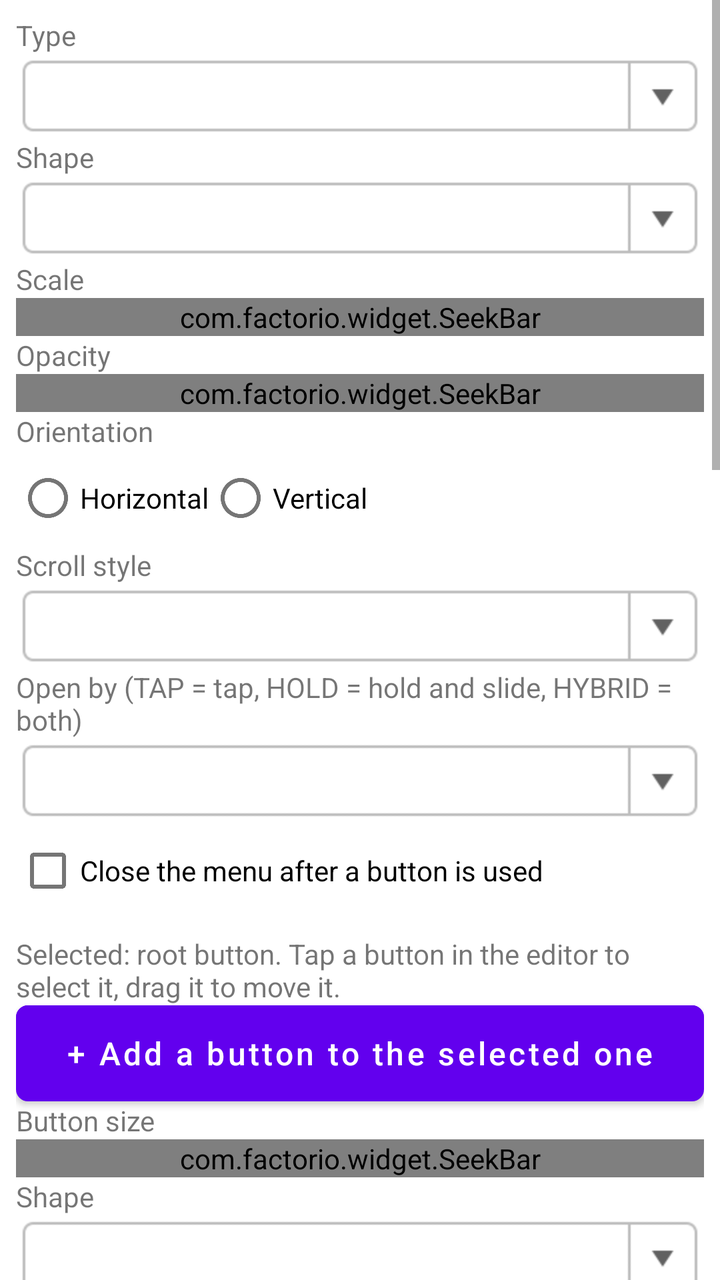
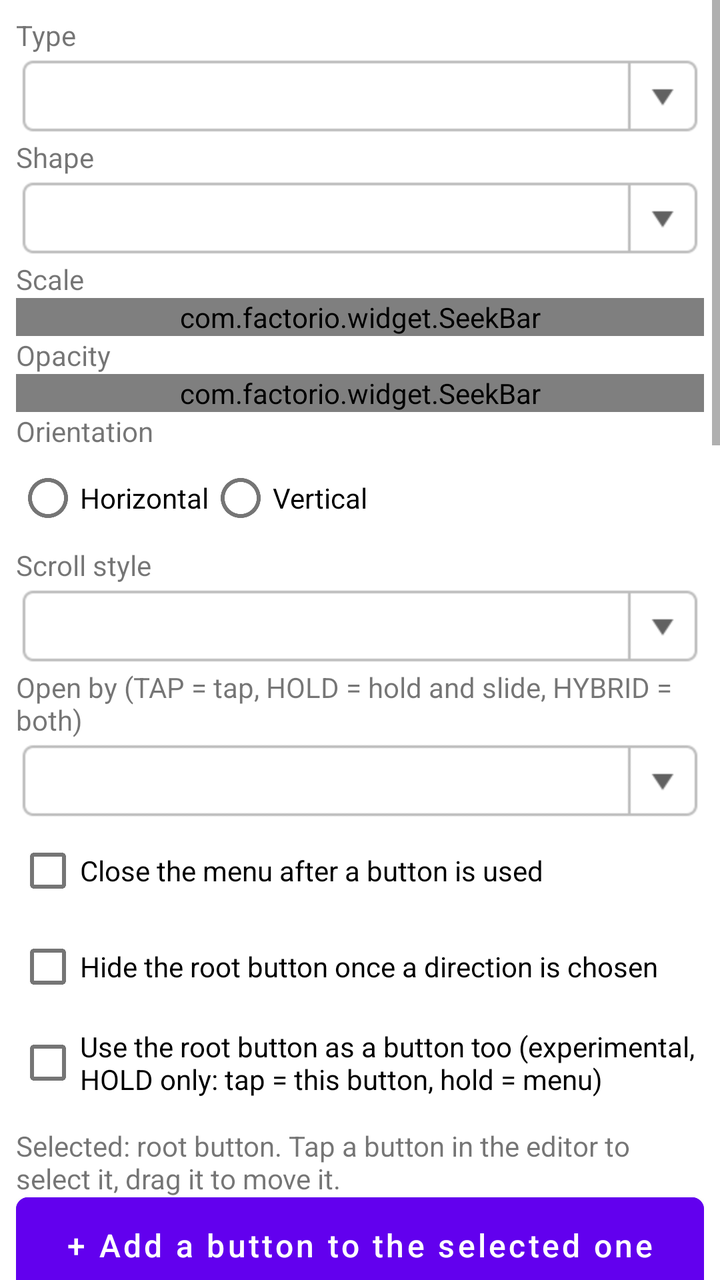

Compare the two renders of this Android layout. The source of the first and the diff that turns it into the second are given below.
<!-- AndroidManifest.xml: fallback theme Theme.MaterialComponents.DayNight.NoActionBar -->
<!-- res/layout/control_element_settings.xml -->
<?xml version="1.0" encoding="utf-8"?>
<ScrollView xmlns:android="http://schemas.android.com/apk/res/android"
    android:layout_width="match_parent"
    android:layout_height="match_parent"
    xmlns:app="http://schemas.android.com/apk/res-auto">

    <LinearLayout
        android:orientation="vertical"
        android:layout_width="match_parent"
        android:layout_height="wrap_content"
        android:padding="8dp">

        <TextView
            android:layout_width="wrap_content"
            android:layout_height="wrap_content"
            android:text="@string/type" />

        <Spinner
            style="@style/ComboBox"
            android:id="@+id/SType"
            android:layout_width="match_parent" />

        <LinearLayout
            android:id="@+id/LLShape"
            android:layout_width="match_parent"
            android:layout_height="wrap_content"
            android:orientation="vertical">

            <TextView
                android:layout_width="wrap_content"
                android:layout_height="wrap_content"
                android:text="@string/shape" />

            <Spinner
                style="@style/ComboBox"
                android:id="@+id/SShape"
                android:layout_width="match_parent" />
        </LinearLayout>

        <TextView
            android:layout_width="wrap_content"
            android:layout_height="wrap_content"
            android:text="@string/scale"/>

        <com.factorio.widget.SeekBar
            android:id="@+id/SBScale"
            android:layout_width="match_parent"
            android:layout_height="wrap_content"
            app:suffix="%"
            app:step="5"
            app:minValue="50"
            app:maxValue="300" />

        <TextView
            android:layout_width="wrap_content"
            android:layout_height="wrap_content"
            android:text="@string/opacity" />

        <com.factorio.widget.SeekBar
            android:id="@+id/SBOpacity"
            android:layout_width="match_parent"
            android:layout_height="wrap_content"
            app:suffix="%"
            app:step="5"
            app:minValue="0"
            app:maxValue="100" />

        <LinearLayout
            android:id="@+id/LLOrientation"
            android:layout_width="match_parent"
            android:layout_height="wrap_content"
            android:orientation="vertical">

            <TextView
                android:layout_width="wrap_content"
                android:layout_height="wrap_content"
                android:text="@string/orientation" />

            <RadioGroup
                android:id="@+id/RGOrientation"
                android:layout_width="match_parent"
                android:layout_height="wrap_content"
                android:orientation="horizontal">

                <RadioButton
                    android:id="@+id/RBHorizontal"
                    android:layout_width="wrap_content"
                    android:layout_height="wrap_content"
                    android:text="@string/horizontal" />

                <RadioButton
                    android:id="@+id/RBVertical"
                    android:layout_width="wrap_content"
                    android:layout_height="wrap_content"
                    android:text="@string/vertical" />
            </RadioGroup>
        </LinearLayout>

        <LinearLayout
            android:id="@+id/LLScrollOptions"
            android:layout_width="match_parent"
            android:layout_height="wrap_content"
            android:orientation="vertical">

            <TextView
                android:layout_width="wrap_content"
                android:layout_height="wrap_content"
                android:text="@string/scroll_style" />

            <Spinner
                style="@style/ComboBox"
                android:id="@+id/SScrollStyle"
                android:layout_width="match_parent" />
        </LinearLayout>

        <LinearLayout
            android:id="@+id/LLCustomOptions"
            android:layout_width="match_parent"
            android:layout_height="wrap_content"
            android:orientation="vertical">

            <TextView
                android:layout_width="wrap_content"
                android:layout_height="wrap_content"
                android:text="@string/custom_trigger" />

            <Spinner
                style="@style/ComboBox"
                android:id="@+id/SCustomTrigger"
                android:layout_width="match_parent" />

            <CheckBox
                android:id="@+id/CBCustomAutoClose"
                android:layout_width="wrap_content"
                android:layout_height="wrap_content"
                android:text="@string/custom_auto_close" />

            <TextView
                android:id="@+id/TVCustomSelected"
                android:layout_width="match_parent"
                android:layout_height="wrap_content"
                android:paddingTop="8dp"
                android:text="@string/custom_selected_root" />

            <Button
                style="@style/ButtonNeutral"
                android:id="@+id/BTCustomAdd"
                android:layout_width="match_parent"
                android:layout_height="wrap_content"
                android:text="@string/custom_add_button" />

            <LinearLayout
                android:id="@+id/LLCustomNode"
                android:layout_width="match_parent"
                android:layout_height="wrap_content"
                android:orientation="vertical">

                <LinearLayout
                    android:id="@+id/LLCustomNodeBinding"
                    android:layout_width="match_parent"
                    android:layout_height="wrap_content"
                    android:orientation="vertical" />

                <TextView
                    android:layout_width="wrap_content"
                    android:layout_height="wrap_content"
                    android:text="@string/custom_node_size" />

                <com.factorio.widget.SeekBar
                    android:id="@+id/SBNodeSize"
                    android:layout_width="match_parent"
                    android:layout_height="wrap_content"
                    app:suffix="%"
                    app:step="10"
                    app:minValue="40"
                    app:maxValue="320" />

                <TextView
                    android:layout_width="wrap_content"
                    android:layout_height="wrap_content"
                    android:text="@string/shape" />

                <Spinner
                    style="@style/ComboBox"
                    android:id="@+id/SNodeShape"
                    android:layout_width="match_parent" />

                <TextView
                    android:layout_width="wrap_content"
                    android:layout_height="wrap_content"
                    android:text="@string/custom_node_text" />

                <EditText
                    style="@style/EditText"
                    android:id="@+id/ETNodeText"
                    android:maxLength="8"
                    android:layout_width="match_parent"
                    android:hint="@string/none"
                    android:inputType="textCapCharacters" />

                <CheckBox
                    android:id="@+id/CBNodeHidePath"
                    android:layout_width="wrap_content"
                    android:layout_height="wrap_content"
                    android:text="@string/custom_hide_on_path" />

                <Button
                    style="@style/ButtonNeutral"
                    android:id="@+id/BTCustomRemove"
                    android:layout_width="match_parent"
                    android:layout_height="wrap_content"
                    android:text="@string/custom_remove_button" />
            </LinearLayout>
        </LinearLayout>

        <LinearLayout
            android:id="@+id/LLDrawerOptions"
            android:layout_width="match_parent"
            android:layout_height="wrap_content"
            android:orientation="vertical">

            <TextView
                android:layout_width="wrap_content"
                android:layout_height="wrap_content"
                android:text="@string/drawer_side" />

            <Spinner
                style="@style/ComboBox"
                android:id="@+id/SDrawerSide"
                android:layout_width="match_parent" />

            <TextView
                android:layout_width="wrap_content"
                android:layout_height="wrap_content"
                android:text="@string/drawer_layout" />

            <Spinner
                style="@style/ComboBox"
                android:id="@+id/SDrawerLayout"
                android:layout_width="match_parent" />

            <TextView
                android:layout_width="wrap_content"
                android:layout_height="wrap_content"
                android:text="@string/bindings" />

            <com.factorio.widget.NumberPicker
                android:id="@+id/NPDrawerCount"
                android:layout_width="match_parent"
                android:layout_height="wrap_content"
                app:minValue="1"
                app:maxValue="40" />

            <LinearLayout
                android:id="@+id/LLDrawerGrid"
                android:layout_width="match_parent"
                android:layout_height="wrap_content"
                android:orientation="vertical">

                <TextView
                    android:layout_width="wrap_content"
                    android:layout_height="wrap_content"
                    android:text="@string/columns" />

                <com.factorio.widget.NumberPicker
                    android:id="@+id/NPDrawerColumns"
                    android:layout_width="match_parent"
                    android:layout_height="wrap_content"
                    app:minValue="1"
                    app:maxValue="40" />

                <TextView
                    android:layout_width="wrap_content"
                    android:layout_height="wrap_content"
                    android:text="@string/rows" />

                <com.factorio.widget.NumberPicker
                    android:id="@+id/NPDrawerRows"
                    android:layout_width="match_parent"
                    android:layout_height="wrap_content"
                    app:minValue="1"
                    app:maxValue="40" />
            </LinearLayout>

            <CheckBox
                android:id="@+id/CBDrawerAutoClose"
                android:layout_width="wrap_content"
                android:layout_height="wrap_content"
                android:text="@string/drawer_auto_close" />
        </LinearLayout>

        <LinearLayout
            android:id="@+id/LLRangeOptions"
            android:layout_width="match_parent"
            android:layout_height="wrap_content"
            android:orientation="vertical">

            <TextView
                android:layout_width="wrap_content"
                android:layout_height="wrap_content"
                android:text="@string/range" />

            <Spinner
                style="@style/ComboBox"
                android:id="@+id/SRange"
                android:layout_width="match_parent" />

            <TextView
                android:layout_width="wrap_content"
                android:layout_height="wrap_content"
                android:text="@string/columns" />

            <com.factorio.widget.NumberPicker
                android:id="@+id/NPColumns"
                android:layout_width="match_parent"
                android:layout_height="wrap_content"
                app:minValue="3"
                app:maxValue="8" />
        </LinearLayout>

        <LinearLayout
            android:id="@+id/LLRadialMenuOptions"
            android:layout_width="match_parent"
            android:layout_height="wrap_content"
            android:orientation="vertical">

            <TextView
                android:layout_width="wrap_content"
                android:layout_height="wrap_content"
                android:text="@string/radial_parts" />

            <Spinner
                style="@style/ComboBox"
                android:id="@+id/SRadialParts"
                android:layout_width="match_parent" />

            <LinearLayout
                android:id="@+id/LLRadialSingleCount"
                android:layout_width="match_parent"
                android:layout_height="wrap_content"
                android:orientation="vertical">

                <TextView
                    android:layout_width="wrap_content"
                    android:layout_height="wrap_content"
                    android:text="@string/bindings" />

                <com.factorio.widget.NumberPicker
                    android:id="@+id/NPBindings"
                    android:layout_width="match_parent"
                    android:layout_height="wrap_content"
                    app:minValue="1"
                    app:maxValue="8" />
            </LinearLayout>

            <LinearLayout
                android:id="@+id/LLRadialPartsBox"
                android:layout_width="match_parent"
                android:layout_height="wrap_content"
                android:orientation="vertical">

                <TextView
                    android:layout_width="wrap_content"
                    android:layout_height="wrap_content"
                    android:text="@string/radial_parts_hint" />

                <LinearLayout
                    android:id="@+id/LLRadialParts"
                    android:layout_width="match_parent"
                    android:layout_height="wrap_content"
                    android:orientation="vertical" />
            </LinearLayout>

            <TextView
                android:layout_width="wrap_content"
                android:layout_height="wrap_content"
                android:text="@string/radial_rotation" />

            <com.factorio.widget.SeekBar
                android:id="@+id/SBRadialRotation"
                android:layout_width="match_parent"
                android:layout_height="wrap_content"
                app:suffix="°"
                app:step="5"
                app:minValue="0"
                app:maxValue="355" />

            <TextView
                android:layout_width="wrap_content"
                android:layout_height="wrap_content"
                android:text="@string/radial_distance" />

            <com.factorio.widget.SeekBar
                android:id="@+id/SBRadialDistance"
                android:layout_width="match_parent"
                android:layout_height="wrap_content"
                app:suffix="%"
                app:step="5"
                app:minValue="50"
                app:maxValue="250" />

            <TextView
                android:layout_width="wrap_content"
                android:layout_height="wrap_content"
                android:text="@string/radial_style" />

            <Spinner
                style="@style/ComboBox"
                android:id="@+id/SRadialStyle"
                android:layout_width="match_parent" />

            <TextView
                android:layout_width="wrap_content"
                android:layout_height="wrap_content"
                android:text="@string/radial_trigger" />

            <Spinner
                style="@style/ComboBox"
                android:id="@+id/SRadialTrigger"
                android:layout_width="match_parent" />
        </LinearLayout>

        <LinearLayout
            android:id="@+id/LLBindings"
            android:layout_width="match_parent"
            android:layout_height="wrap_content"
            android:orientation="vertical" />

        <CheckBox
            android:id="@+id/CBToggleSwitch"
            android:layout_width="wrap_content"
            android:layout_height="wrap_content"
            android:text="@string/toggle_switch" />

        <CheckBox
            android:id="@+id/CBMouseMoveMode"
            android:layout_width="wrap_content"
            android:layout_height="wrap_content"
            android:text="@string/move_mouse_when_pressed" />

        <LinearLayout
            android:id="@+id/LLCustomTextIcon"
            android:layout_width="match_parent"
            android:layout_height="wrap_content"
            android:orientation="vertical">

            <TextView
                android:layout_width="wrap_content"
                android:layout_height="wrap_content"
                android:text="@string/custom_text" />

            <EditText
                style="@style/EditText"
                android:id="@+id/ETCustomText"
                android:maxLength="8"
                android:layout_width="match_parent"
                android:hint="@string/none"
                android:inputType="textCapCharacters" />

            <TextView
                android:layout_width="wrap_content"
                android:layout_height="wrap_content"
                android:text="@string/icon" />

            <HorizontalScrollView
                android:layout_width="match_parent"
                android:layout_height="wrap_content"
                android:layout_marginTop="4dp">

                <LinearLayout
                    android:id="@+id/LLIconList"
                    android:layout_width="wrap_content"
                    android:layout_height="wrap_content"
                    android:orientation="horizontal" />
            </HorizontalScrollView>
        </LinearLayout>
    </LinearLayout>
</ScrollView>
<!-- resources referenced by this layout -->
<resources>
  <string name="bindings">Bindings</string>
  <string name="columns">Columns</string>
  <string name="custom_add_button">+ Add a button to the selected one</string>
  <string name="custom_auto_close">Close the menu after a button is used</string>
  <string name="custom_hide_on_path">Hide this button once its sub-button is chosen</string>
  <string name="custom_node_size">Button size</string>
  <string name="custom_node_text">Button text (empty = binding name)</string>
  <string name="custom_remove_button">Delete this button (with its sub-buttons)</string>
  <string name="custom_selected_root">Selected: root button. Tap a button in the editor to select it, drag it to move it.</string>
  <string name="custom_text">Custom Text</string>
  <string name="custom_trigger">Open by (TAP = tap, HOLD = hold and slide, HYBRID = both)</string>
  <string name="drawer_auto_close">Close after a button is pressed</string>
  <string name="drawer_layout">Buttons layout</string>
  <string name="drawer_side">Screen edge</string>
  <string name="horizontal">Horizontal</string>
  <string name="icon">Icon</string>
  <string name="move_mouse_when_pressed">Move Mouse when pressed</string>
  <string name="none">None</string>
  <string name="opacity">Opacity</string>
  <string name="orientation">Orientation</string>
  <string name="radial_distance">Distance of buttons from the center</string>
  <string name="radial_parts">Circle division (1/N)</string>
  <string name="radial_parts_hint">Tick the parts to use and set the number of buttons in each. Parts go clockwise from the top (1/2 = top, bottom).</string>
  <string name="radial_rotation">Rotation</string>
  <string name="radial_style">Radial style</string>
  <string name="radial_trigger">Open by (TAP = tap, HOLD = hold and slide, HYBRID = both)</string>
  <string name="range">Range</string>
  <string name="rows">Rows</string>
  <string name="scale">Scale</string>
  <string name="scroll_style">Scroll style</string>
  <string name="shape">Shape</string>
  <string name="toggle_switch">Toggle Switch</string>
  <string name="type">Type</string>
  <string name="vertical">Vertical</string>
  <style name="ButtonNeutral" parent="BaseButton">
          <item name="android:background">@drawable/button_accent</item>
          <item name="android:textColor">#ffffff</item>
      </style>
  <style name="BaseButton">
          <item name="android:layout_width">wrap_content</item>
          <item name="android:layout_height">42dp</item>
          <item name="android:focusable">true</item>
          <item name="android:clickable">true</item>
          <item name="android:textSize">16sp</item>
          <item name="android:lines">1</item>
          <item name="android:gravity">center</item>
          <item name="android:paddingLeft">24dp</item>
          <item name="android:paddingRight">24dp</item>
          <item name="android:textAllCaps">false</item>
      </style>
  <!-- drawable combo_box (drawable) -->
  <?xml version="1.0" encoding="utf-8"?>
  <selector xmlns:android="http://schemas.android.com/apk/res/android" >
      <item android:state_pressed="true" android:drawable="@drawable/combo_box_pressed" />
      <item android:state_focused="true" android:drawable="@drawable/combo_box_normal" />
      <item android:drawable="@drawable/combo_box_normal" />
  </selector>
  <!-- drawable edit_text (drawable) -->
  <?xml version="1.0" encoding="utf-8"?>
  <selector xmlns:android="http://schemas.android.com/apk/res/android" >
      <item android:state_pressed="true" android:drawable="@drawable/edit_text_pressed" />
      <item android:state_focused="true" android:drawable="@drawable/edit_text_focused" />
      <item android:drawable="@drawable/edit_text_normal" />
  </selector>
  <!-- unchanged entries left out for length: 8 -->
</resources>

<!-- the commit's change to res/layout/control_element_settings.xml (unified diff, before → after) -->
@@ -135,6 +135,24 @@
                 android:layout_height="wrap_content"
                 android:text="@string/custom_auto_close" />
 
+            <CheckBox
+                android:id="@+id/CBRootHidePath"
+                android:layout_width="wrap_content"
+                android:layout_height="wrap_content"
+                android:text="@string/custom_root_hide" />
+
+            <CheckBox
+                android:id="@+id/CBRootAsButton"
+                android:layout_width="wrap_content"
+                android:layout_height="wrap_content"
+                android:text="@string/custom_root_as_button" />
+
+            <LinearLayout
+                android:id="@+id/LLRootBinding"
+                android:layout_width="match_parent"
+                android:layout_height="wrap_content"
+                android:orientation="vertical" />
+
             <TextView
                 android:id="@+id/TVCustomSelected"
                 android:layout_width="match_parent"
<!-- resource entries referenced after the edit -->
@@ -8,6 +8,8 @@
   <string name="custom_node_size">Button size</string>
   <string name="custom_node_text">Button text (empty = binding name)</string>
   <string name="custom_remove_button">Delete this button (with its sub-buttons)</string>
+  <string name="custom_root_as_button">Use the root button as a button too (experimental, HOLD only: tap = this button, hold = menu)</string>
+  <string name="custom_root_hide">Hide the root button once a direction is chosen</string>
   <string name="custom_selected_root">Selected: root button. Tap a button in the editor to select it, drag it to move it.</string>
   <string name="custom_text">Custom Text</string>
   <string name="custom_trigger">Open by (TAP = tap, HOLD = hold and slide, HYBRID = both)</string>
